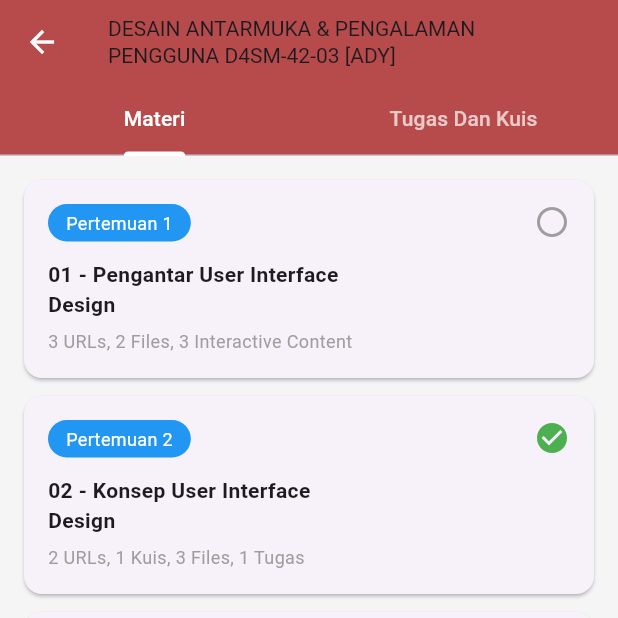
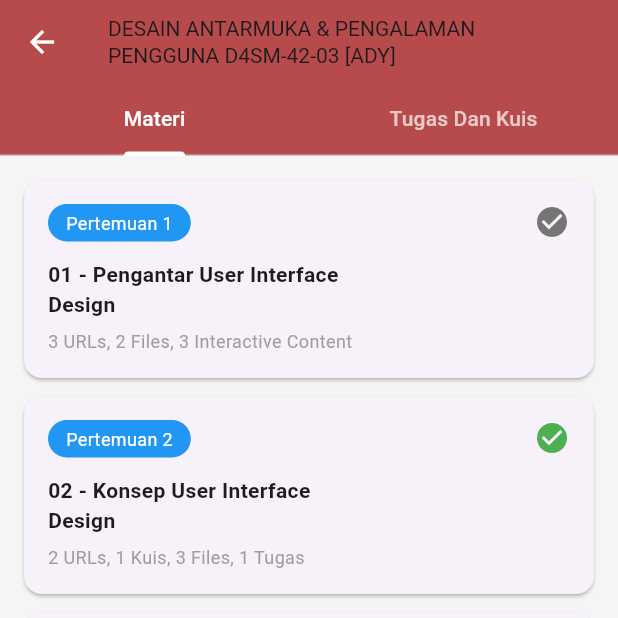
Before and after one commit to ekanurandin/Flutter-Project-Uas-Learning-Management-System, a Flutter app: the ClassDetailPage screen opened directly, on a phone screen of 412 x 824 dp, the top half of it. Run offline on Flutter 3.47's test engine with Material 3 defaults, Android fonts, the phone set to English and light mode, and no system bars.

Commit message:
memperbaiki icon centang abu-abu di halaman class dashboard

```diff
--- a/lib/class_dashboard_page.dart
+++ b/lib/class_dashboard_page.dart
@@ -134,8 +134,8 @@ class ClassDetailPage extends StatelessWidget {
             ),
             const Spacer(),
             Icon(
-              selesai ? Icons.check_circle : Icons.radio_button_unchecked,
-              color: selesai ? Colors.green : Colors.grey,
+              Icons.check_circle,
+              color: selesai ? Colors.green : Colors.grey.shade600,
             ),
           ],
         ),
```
